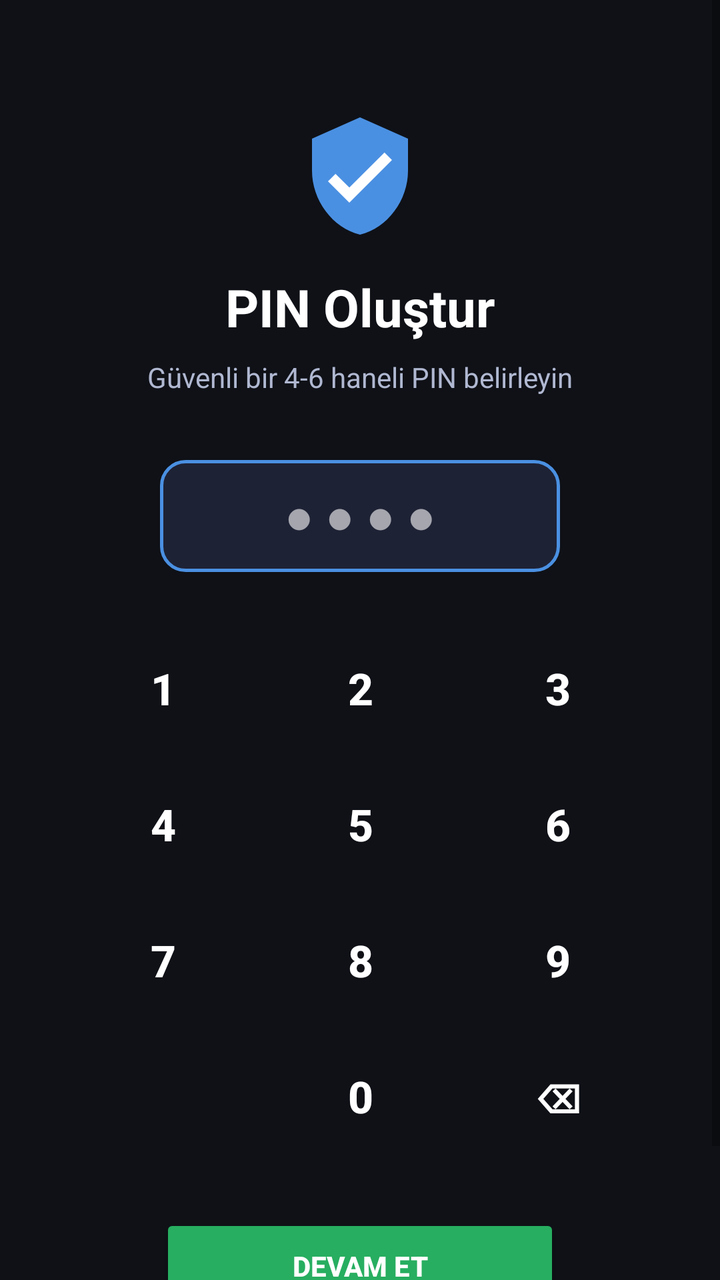
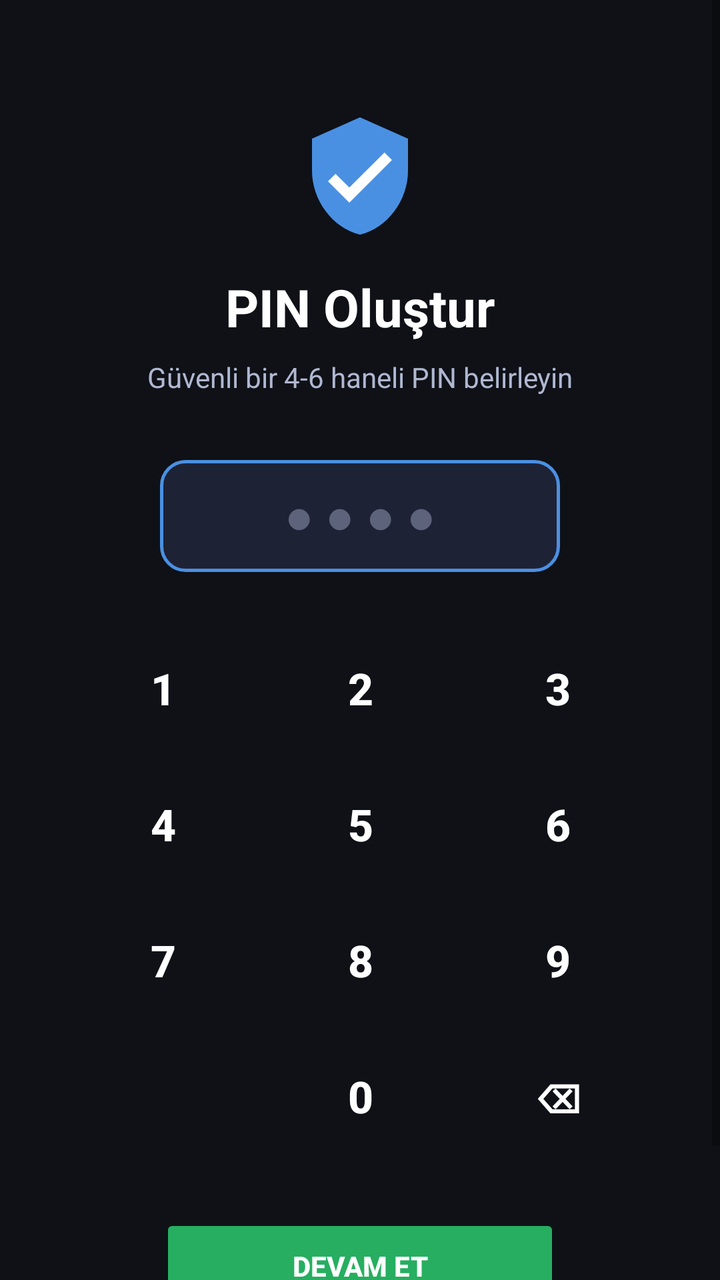

Before-and-after screenshots of an Android layout around one commit, followed by the original layout XML and the change that was made.
<!-- AndroidManifest.xml: application theme Theme.YusufAileKilit -->
<!-- res/layout/activity_setup_pin.xml -->
<?xml version="1.0" encoding="utf-8"?>
<ScrollView xmlns:android="http://schemas.android.com/apk/res/android"
    xmlns:app="http://schemas.android.com/apk/res-auto"
    android:layout_width="match_parent"
    android:layout_height="match_parent"
    android:background="@color/bg_dark"
    android:fillViewport="true">

    <androidx.constraintlayout.widget.ConstraintLayout
        android:layout_width="match_parent"
        android:layout_height="wrap_content"
        android:padding="24dp">

        <ImageView
            android:id="@+id/logoIcon"
            android:layout_width="64dp"
            android:layout_height="64dp"
            android:src="@drawable/ic_shield"
            app:layout_constraintEnd_toEndOf="parent"
            app:layout_constraintStart_toStartOf="parent"
            app:layout_constraintTop_toTopOf="parent"
            android:layout_marginTop="32dp"/>

        <TextView
            android:id="@+id/titleText"
            android:layout_width="wrap_content"
            android:layout_height="wrap_content"
            android:text="PIN Oluştur"
            android:textColor="@color/text_primary"
            android:textSize="26sp"
            android:textStyle="bold"
            android:layout_marginTop="16dp"
            app:layout_constraintEnd_toEndOf="parent"
            app:layout_constraintStart_toStartOf="parent"
            app:layout_constraintTop_toBottomOf="@id/logoIcon"/>

        <TextView
            android:id="@+id/subtitleText"
            android:layout_width="wrap_content"
            android:layout_height="wrap_content"
            android:text="Güvenli bir 4-6 haneli PIN belirleyin"
            android:textColor="@color/text_secondary"
            android:textSize="14sp"
            android:layout_marginTop="8dp"
            app:layout_constraintEnd_toEndOf="parent"
            app:layout_constraintStart_toStartOf="parent"
            app:layout_constraintTop_toBottomOf="@id/titleText"/>

        <EditText
            android:id="@+id/pinInput"
            android:layout_width="200dp"
            android:layout_height="56dp"
            android:layout_marginTop="32dp"
            android:background="@drawable/input_bg"
            android:gravity="center"
            android:hint="● ● ● ●"
            android:hintTextColor="@color/text_hint"
            android:inputType="numberPassword"
            android:textColor="@color/text_primary"
            android:textSize="24sp"
            android:focusable="false"
            android:focusableInTouchMode="false"
            android:cursorVisible="false"
            app:layout_constraintEnd_toEndOf="parent"
            app:layout_constraintStart_toStartOf="parent"
            app:layout_constraintTop_toBottomOf="@id/subtitleText"/>

        <include
            android:id="@+id/numpadInclude"
            layout="@layout/layout_numpad"
            android:layout_width="match_parent"
            android:layout_height="wrap_content"
            android:layout_marginTop="16dp"
            app:layout_constraintEnd_toEndOf="parent"
            app:layout_constraintStart_toStartOf="parent"
            app:layout_constraintTop_toBottomOf="@id/pinInput"/>

        <Button
            android:id="@+id/confirmButton"
            android:layout_width="200dp"
            android:layout_height="52dp"
            android:layout_marginTop="16dp"
            android:backgroundTint="@color/accent_green"
            android:text="DEVAM ET"
            android:textColor="@color/white"
            android:textStyle="bold"
            app:layout_constraintEnd_toEndOf="parent"
            app:layout_constraintStart_toStartOf="parent"
            app:layout_constraintTop_toBottomOf="@id/numpadInclude"
            android:layout_marginBottom="32dp"
            app:layout_constraintBottom_toBottomOf="parent"/>

    </androidx.constraintlayout.widget.ConstraintLayout>
</ScrollView>
<!-- res/layout/layout_numpad.xml (included above) -->
<?xml version="1.0" encoding="utf-8"?>
<GridLayout xmlns:android="http://schemas.android.com/apk/res/android"
    android:layout_width="match_parent"
    android:layout_height="wrap_content"
    android:columnCount="3"
    android:rowCount="4"
    android:padding="8dp">

    <Button android:id="@+id/btn1" android:text="1" style="@style/NumpadButton"/>
    <Button android:id="@+id/btn2" android:text="2" style="@style/NumpadButton"/>
    <Button android:id="@+id/btn3" android:text="3" style="@style/NumpadButton"/>
    <Button android:id="@+id/btn4" android:text="4" style="@style/NumpadButton"/>
    <Button android:id="@+id/btn5" android:text="5" style="@style/NumpadButton"/>
    <Button android:id="@+id/btn6" android:text="6" style="@style/NumpadButton"/>
    <Button android:id="@+id/btn7" android:text="7" style="@style/NumpadButton"/>
    <Button android:id="@+id/btn8" android:text="8" style="@style/NumpadButton"/>
    <Button android:id="@+id/btn9" android:text="9" style="@style/NumpadButton"/>

    <Space
        android:layout_width="0dp"
        android:layout_height="60dp"
        android:layout_columnWeight="1"/>

    <Button android:id="@+id/btn0" android:text="0" style="@style/NumpadButton"/>

    <Button
        android:id="@+id/btnDelete"
        android:text="⌫"
        android:textSize="20sp"
        style="@style/NumpadButton"
        android:backgroundTint="#FF4444"/>

</GridLayout>
<!-- resources referenced by this layout -->
<resources>
  <color name="accent_green">#27AE60</color>
  <color name="bg_dark">#0F1117</color>
  <color name="text_hint">#5C637A</color>
  <color name="text_primary">#FFFFFF</color>
  <color name="text_secondary">#B0B8D1</color>
  <color name="white">#FFFFFF</color>
  <!-- drawable ic_shield (drawable) -->
  <?xml version="1.0" encoding="utf-8"?>
  <vector xmlns:android="http://schemas.android.com/apk/res/android"
      android:width="120dp"
      android:height="120dp"
      android:viewportWidth="24"
      android:viewportHeight="24">
      <path
          android:fillColor="#4A90E2"
          android:pathData="M12,1L3,5v6c0,5.55 3.84,10.74 9,12 5.16,-1.26 9,-6.45 9,-12L21,5z"/>
      <path
          android:fillColor="#FFFFFF"
          android:pathData="M10,17l-4,-4 1.41,-1.41L10,14.17l6.59,-6.59L18,9z"/>
  </vector>
  <!-- drawable input_bg (drawable) -->
  <?xml version="1.0" encoding="utf-8"?>
  <shape xmlns:android="http://schemas.android.com/apk/res/android"
      android:shape="rectangle">
      <solid android:color="#1E2235"/>
      <stroke android:width="1.5dp" android:color="#4A90E2"/>
      <corners android:radius="12dp"/>
      <padding android:left="12dp" android:right="12dp" android:top="8dp" android:bottom="8dp"/>
  </shape>
  <style name="NumpadButton" parent="Widget.MaterialComponents.Button">
          <item name="android:layout_width">0dp</item>
          <item name="android:layout_height">60dp</item>
          <item name="android:layout_columnWeight">1</item>
          <item name="android:layout_margin">4dp</item>
          <item name="android:textSize">22sp</item>
          <item name="android:textStyle">bold</item>
          <item name="android:textColor">@color/white</item>
          <item name="backgroundTint">@color/card_bg</item>
          <item name="cornerRadius">12dp</item>
      </style>
  <style name="Theme.YusufAileKilit" parent="Theme.MaterialComponents.DayNight.NoActionBar">
          <item name="colorPrimary">@color/accent_blue</item>
          <item name="colorPrimaryVariant">@color/bg_darker</item>
          <item name="colorOnPrimary">@color/white</item>
          <item name="colorSecondary">@color/accent_green</item>
          <item name="colorSurface">@color/card_bg</item>
          <item name="colorOnSurface">@color/text_primary</item>
          <item name="android:windowBackground">@color/bg_dark</item>
          <item name="android:statusBarColor">@color/bg_dark</item>
          <item name="android:navigationBarColor">@color/bg_dark</item>
          <item name="android:textColor">@color/text_primary</item>
          <item name="editTextStyle">@style/EditTextStyle</item>
      </style>
  <color name="card_bg">#1E2235</color>
  <color name="accent_blue">#4A90E2</color>
  <color name="bg_darker">#1A1D2E</color>
  <style name="EditTextStyle" parent="Widget.MaterialComponents.TextInputLayout.OutlinedBox">
          <item name="android:textColor">@color/text_primary</item>
          <item name="android:background">@drawable/input_bg</item>
      </style>
</resources>

<!-- the commit's change to res/layout/activity_setup_pin.xml (unified diff, before → after) -->
@@ -54,7 +54,7 @@
             android:background="@drawable/input_bg"
             android:gravity="center"
             android:hint="● ● ● ●"
-            android:hintTextColor="@color/text_hint"
+            android:textColorHint="@color/text_hint"
             android:inputType="numberPassword"
             android:textColor="@color/text_primary"
             android:textSize="24sp"
